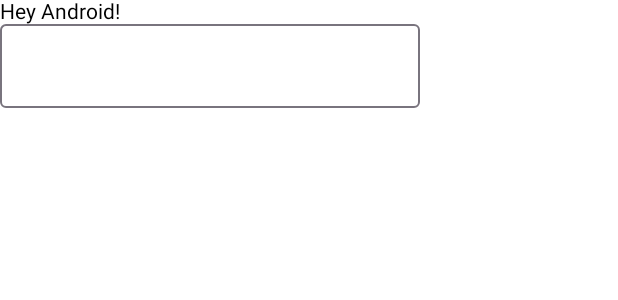
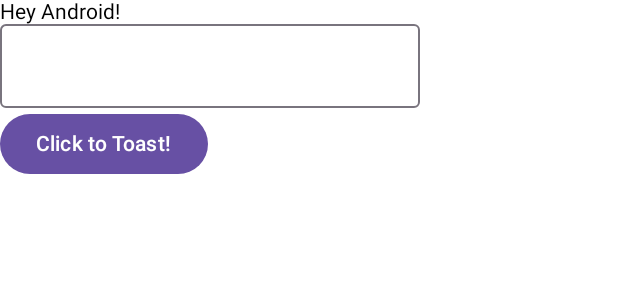
Before and after one commit to PrinceNand/Unit-Converter-Kotlin, an Android app built with Jetpack Compose: the @Preview function UnitConverterPreview, on a phone screen of 412 x 824 dp. Shown: the top 300 px of the screen. Run offline under Robolectric (Android 15) with nearby library versions, the phone set to English and light mode, and no system bars.

Commit message:
Kotlin-Learn: 4.Adding Row and Button with onclick toast

```diff
--- a/app/src/main/java/com/project/unitconverterkotlin/MainActivity.kt
+++ b/app/src/main/java/com/project/unitconverterkotlin/MainActivity.kt
@@ -1,17 +1,21 @@
 package com.project.unitconverterkotlin
 
 import android.os.Bundle
+import android.widget.Toast
 import androidx.activity.ComponentActivity
 import androidx.activity.compose.setContent
 import androidx.activity.enableEdgeToEdge
 import androidx.compose.foundation.layout.Column
+import androidx.compose.foundation.layout.Row
 import androidx.compose.foundation.layout.fillMaxSize
 import androidx.compose.foundation.layout.padding
+import androidx.compose.material3.Button
 import androidx.compose.material3.OutlinedTextField
 import androidx.compose.material3.Scaffold
 import androidx.compose.material3.Text
 import androidx.compose.runtime.Composable
 import androidx.compose.ui.Modifier
+import androidx.compose.ui.platform.LocalContext
 import androidx.compose.ui.tooling.preview.Preview
 import androidx.compose.ui.unit.dp
 import com.project.unitconverterkotlin.ui.theme.UnitConverterKotlinTheme
@@ -38,6 +42,15 @@ fun UnitConverter(name: String, modifier: Modifier){
     Column {
         Text(text = name)
         OutlinedTextField(value = "", onValueChange = {})
+
+        Row {
+            val context = LocalContext.current;
+            Button(onClick = {
+                Toast.makeText(context, "Hey Developers!", Toast.LENGTH_SHORT).show()
+            }) {
+                Text(text = "Click to Toast!")
+            }
+        }
     }
 }
 
```
